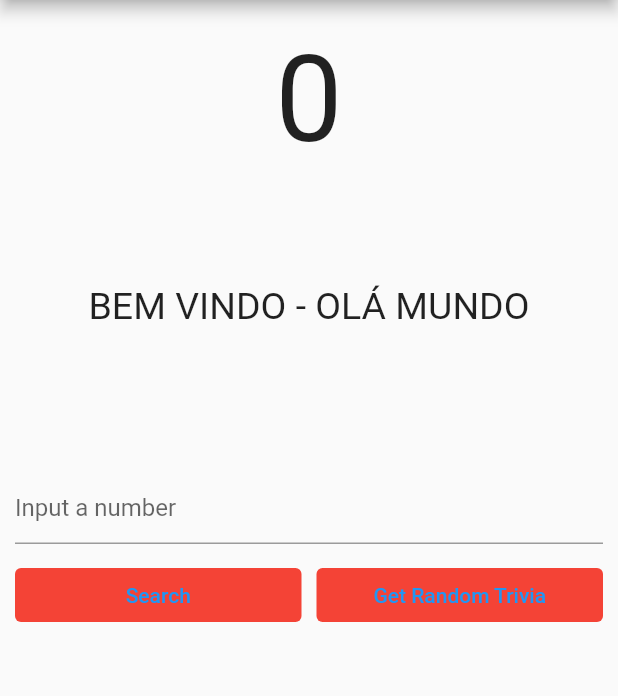
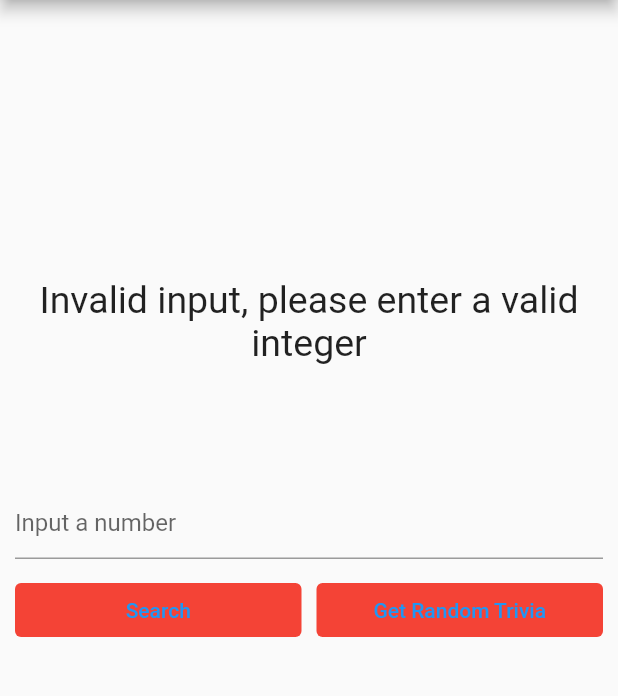
Before and after one commit to tiagocasa/number_trivia, a Flutter app: the screen it shows after launch, after a tap on "Search", on a phone screen of 412 x 824 dp, the part 84-780 px from its top. Run offline on Flutter 3.47's test engine with Material 2 defaults, Android fonts, the phone set to English and light mode, and no system bars; drawn by our look-alikes of modal_progress_hud_nsn; our stand-ins replace dartz, equatable, flutter_mobx, flutter_modular, mobx, realm; missing offline and left inert: data_connection_checker_nulls; generated files the repository leaves out were written again.

Commit message:
Workin App

```diff
--- a/lib/main.dart
+++ b/lib/main.dart
@@ -1,12 +1,10 @@
 import 'package:flutter/material.dart';
 import 'package:flutter_modular/flutter_modular.dart';
 import 'package:number_trivia/src/app_module.dart';
-import 'package:rx_notifier/rx_notifier.dart';
 
 import 'src/app_widget.dart';
 
 void main() {
   WidgetsFlutterBinding.ensureInitialized();
-  runApp(
-      RxRoot(child: ModularApp(module: AppModule(), child: const AppWidget())));
+  runApp(ModularApp(module: AppModule(), child: const AppWidget()));
 }
--- a/lib/src/app_module.dart
+++ b/lib/src/app_module.dart
@@ -24,7 +24,7 @@ class AppModule extends Module {
   @override
   List<Bind> get binds => [
         Bind.instance<Realm>(Realm(config)),
-        Bind.factory((i) => NumberTriviaStore(i(), i(), i())),
+        Bind.lazySingleton((i) => NumberTriviaStore(i(), i(), i())),
         Bind.lazySingleton((i) => GetConcreteNumberTrivia(i())),
         Bind.lazySingleton((i) => GetRandomNumberTrivia(i())),
         Bind.lazySingleton<NumberTriviaRepository>(
--- a/lib/src/core/number_trivia/presentation/mobx/number_trivia_store.dart
+++ b/lib/src/core/number_trivia/presentation/mobx/number_trivia_store.dart
@@ -19,7 +19,7 @@ abstract class NumberTriviaStoreBase with Store {
   String numberString = '';
 
   @observable
-  String triviaText = 'BEM VINDO - OLÁ MUNDO';
+  String triviaText = 'Start searching';
 
   @observable
   int triviaNumber = 0;
@@ -40,14 +40,14 @@ abstract class NumberTriviaStoreBase with Store {
       },
       (r) async {
         final failureOrTrivia = await concrete(Params(number: r));
+        isLoading = false;
         failureOrTrivia.fold((l) {
           triviaText = failureToMessage(l);
-          isLoading = false;
           return;
         }, (r) {
           triviaText = r.text;
           triviaNumber = r.number;
-          isLoading = false;
+
           return;
         });
       },
@@ -57,18 +57,15 @@ abstract class NumberTriviaStoreBase with Store {
   @action
   Future<void> getRandomNumberTrivia() async {
     isLoading = true;
+    final failureOrTrivia = await random(NoParams());
+    isLoading = false;
 
-    final failureOrTrivia = await random(NoParams());
     failureOrTrivia.fold((l) {
       triviaText = failureToMessage(l);
-      isLoading = false;
       return;
     }, (r) {
       triviaText = r.text;
       triviaNumber = r.number;
-      isLoading = false;
-      print(r.text);
-      print(r.number);
       return;
     });
   }
@@ -79,6 +76,8 @@ abstract class NumberTriviaStoreBase with Store {
         return 'Server Failure';
       case CacheFailure:
         return 'Cache Failure';
+      case InvalidInputFailure:
+        return 'Invalid input, please enter a valid integer';
       default:
         return 'Unexpected Error';
     }
--- a/lib/src/core/number_trivia/presentation/pages/number_trivia_page.dart
+++ b/lib/src/core/number_trivia/presentation/pages/number_trivia_page.dart
@@ -1,6 +1,7 @@
 import 'package:flutter/material.dart';
 import 'package:flutter_mobx/flutter_mobx.dart';
 import 'package:flutter_modular/flutter_modular.dart';
+import 'package:modal_progress_hud_nsn/modal_progress_hud_nsn.dart';
 import 'package:number_trivia/src/core/number_trivia/presentation/mobx/number_trivia_store.dart';
 
 class NumberTriviaPage extends StatelessWidget {
@@ -9,39 +10,40 @@ class NumberTriviaPage extends StatelessWidget {
 
   @override
   Widget build(BuildContext context) {
-    final text = context.watch<NumberTriviaStore>((store) => store.triviaText);
+    //final text = context.watch<NumberTriviaStore>((store) => store.triviaText);
     final numberTriviaStore = Modular.get<NumberTriviaStore>();
     return Scaffold(
         appBar: AppBar(
           title: const Center(child: Text('Number Trivia')),
         ),
-        body: Center(
+        body: Observer(
+          builder: (_) => ModalProgressHUD(
+            inAsyncCall: numberTriviaStore.isLoading,
+            child: Center(
               child: Padding(
                 padding: const EdgeInsets.all(10),
                 child: Column(
                   children: <Widget>[
                     const SizedBox(
-                  height: 10,
+                      height: 20,
                     ),
                     SizedBox(
                       height: MediaQuery.of(context).size.height / 3,
                       child: Column(
                         children: [
-                      Observer(
-                        builder: (_) => Text(
-                          numberTriviaStore.triviaNumber.toString(),
+                          Text(
+                            numberTriviaStore.triviaNumber == 0
+                                ? ''
+                                : numberTriviaStore.triviaNumber.toString(),
                             style: const TextStyle(fontSize: 80),
-                        ),
                           ),
                           Expanded(
                             child: Center(
-                          child: Observer(
-                            builder: (_) => SingleChildScrollView(
+                              child: SingleChildScrollView(
                                 child: Text(
-                                text.triviaText,
+                                  numberTriviaStore.triviaText,
                                   style: const TextStyle(fontSize: 25),
                                   textAlign: TextAlign.center,
-                              ),
                                 ),
                               ),
                             ),
@@ -52,6 +54,8 @@ class NumberTriviaPage extends StatelessWidget {
                     const SizedBox(height: 20),
                     const TriviaControls()
                   ],
+                ),
+              ),
             ),
           ),
         ));
@@ -67,13 +71,19 @@ class TriviaControls extends StatelessWidget {
   Widget build(BuildContext context) {
     final numberTriviaStore = Modular.get<NumberTriviaStore>();
     var inputString = '';
+    final controller = TextEditingController();
     return Column(
       children: <Widget>[
         TextField(
+          controller: controller,
           keyboardType: TextInputType.number,
           decoration: const InputDecoration(hintText: 'Input a number'),
           onChanged: (value) {
             inputString = value;
+          },
+          onSubmitted: (_) async {
+            controller.clear();
+            await numberTriviaStore.getConcreteNumberTrivia(inputString);
           },
         ),
         const SizedBox(height: 10),
@@ -84,6 +94,7 @@ class TriviaControls extends StatelessWidget {
                 style: const ButtonStyle(
                     backgroundColor: MaterialStatePropertyAll(Colors.red)),
                 onPressed: () async {
+                  controller.clear();
                   await numberTriviaStore.getConcreteNumberTrivia(inputString);
                 },
                 child: const Text('Search'),
@@ -95,9 +106,8 @@ class TriviaControls extends StatelessWidget {
               style: const ButtonStyle(
                   backgroundColor: MaterialStatePropertyAll(Colors.red)),
               onPressed: () async {
+                controller.clear();
                 await numberTriviaStore.getRandomNumberTrivia();
-                print('donte');
-                print(numberTriviaStore.triviaText);
               },
               child: const Text('Get Random Trivia'),
             )),
--- a/pubspec.yaml
+++ b/pubspec.yaml
@@ -23,7 +23,7 @@ dependencies:
   http: ^0.13.5
   dartz: ^0.10.1
   data_connection_checker_nulls: ^0.0.2
-  rx_notifier: ^2.2.2
+  modal_progress_hud_nsn: ^0.4.0
 
 dev_dependencies:
   flutter_test:
```
Also changed, not shown: pubspec.lock. Lines whose indentation alone changed are shown as unchanged.
